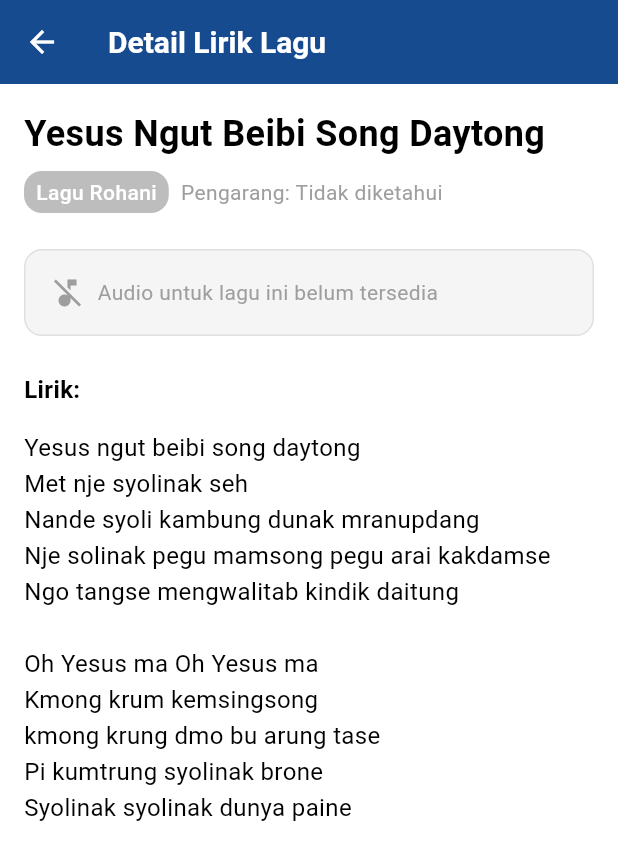
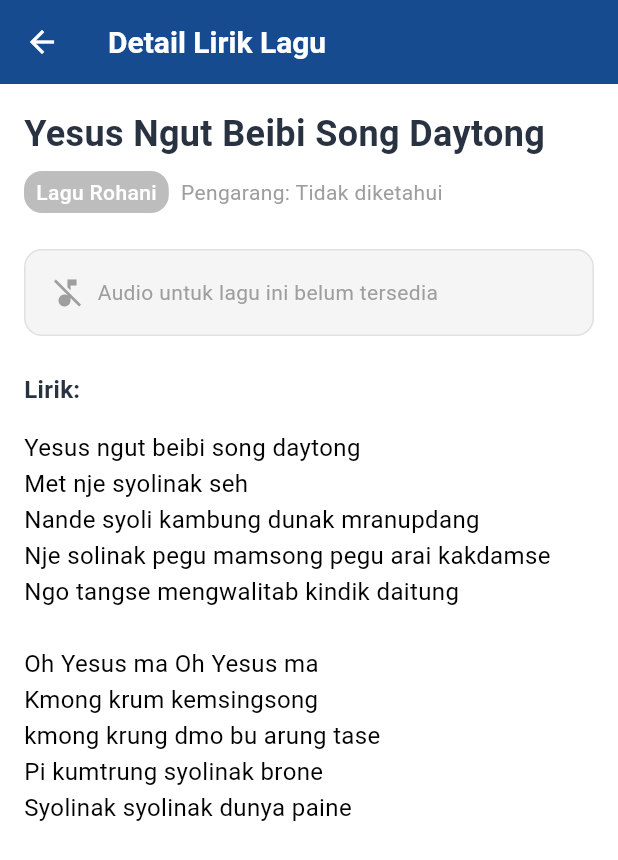
Before and after one commit to papua-opensource/kamus-bahasa-moy, a Flutter app: the SongLyricScreen screen opened directly, after a tap on the "menu" icon, after a tap on "Lirik Lagu", after a tap on "Yesus Ngut Beibi Song Daytong", on a phone screen of 412 x 824 dp. Shown: the top 860 px of the screen. Run offline on Flutter 3.47's test engine with Material 3 defaults, Android fonts, the light colour scheme and no system bars; our stand-ins replace flutter_secure_storage, just_audio, rxdart; accounts and stored records are empty; project files that could hold a hidden picture were left out.

Commit message:
style: update text color for song title and lyrics for better visibility; update win32 package version

```diff
--- a/lib/screens/song_lyric_detail_screen.dart
+++ b/lib/screens/song_lyric_detail_screen.dart
@@ -228,6 +228,7 @@ class _SongDetailScreenState extends State<SongDetailScreen>
             Text(
               widget.song['title'],
               style: const TextStyle(
+                color: Color(0xFF293241),
                 fontSize: 24,
                 fontWeight: FontWeight.bold,
               ),
@@ -282,6 +283,7 @@ class _SongDetailScreenState extends State<SongDetailScreen>
                     const Text(
                       'Audio Lagu:',
                       style: TextStyle(
+                        color: Color(0xFF293241),
                         fontSize: 16,
                         fontWeight: FontWeight.bold,
                       ),
@@ -433,6 +435,7 @@ class _SongDetailScreenState extends State<SongDetailScreen>
             const Text(
               'Lirik:',
               style: TextStyle(
+                color: Color(0xFF293241),
                 fontSize: 16,
                 fontWeight: FontWeight.bold,
               ),
--- a/lib/screens/song_lyric_screen.dart
+++ b/lib/screens/song_lyric_screen.dart
@@ -109,6 +109,7 @@ class _SongLyricScreenState extends State<SongLyricScreen> {
                                       Text(
                                         song['title'],
                                         style: const TextStyle(
+                                          color: Color(0xFF293241),
                                           fontSize: 18,
                                           fontWeight: FontWeight.bold,
                                         ),
```
Also changed, not shown: pubspec.lock.
